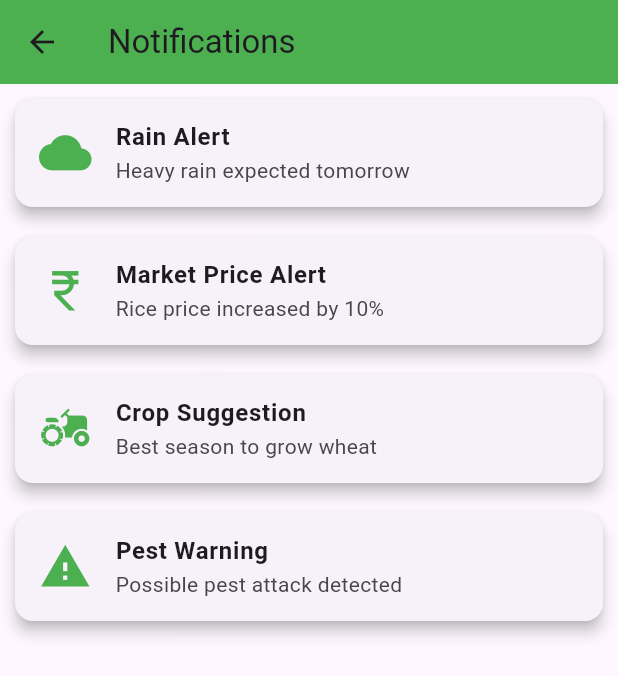
After one commit to Radhakumari718/Krishi-Mitra, a Flutter app: the FarmerDashboard screen opened directly, after a tap on the "notifications" icon, on a phone screen of 412 x 824 dp. The commit adds this screen. Shown: the top 676 px of the screen. Run offline on Flutter 3.47's test engine with Material 3 defaults, Android fonts, the phone set to English and light mode, and no system bars.

Commit message:
Added notification screen and updated dashboard

```diff
--- a/frontend/lib/screens/farmer_dashboard.dart
+++ b/frontend/lib/screens/farmer_dashboard.dart
@@ -5,6 +5,7 @@ import 'marketplace_screen.dart';
 import 'chatbot_screen.dart';
 import 'crop_recommendation_screen.dart';
 import 'profile_screen.dart';
+import 'notification_screen.dart';
 
 class FarmerDashboard extends StatelessWidget {
   const FarmerDashboard({super.key});
@@ -19,6 +20,24 @@ class FarmerDashboard extends StatelessWidget {
         backgroundColor: Colors.green,
 
         actions: [
+
+          IconButton(
+
+            icon: const Icon(Icons.notifications),
+
+            onPressed: () {
+
+              Navigator.push(
+                context,
+
+                MaterialPageRoute(
+                  builder: (context) =>
+                      const NotificationScreen(),
+                ),
+              );
+
+            },
+          ),
 
           IconButton(
 
--- /dev/null
+++ b/frontend/lib/screens/notification_screen.dart
@@ -0,0 +1,78 @@
+import 'package:flutter/material.dart';
+
+class NotificationScreen extends StatelessWidget {
+  const NotificationScreen({super.key});
+
+  @override
+  Widget build(BuildContext context) {
+
+    return Scaffold(
+
+      appBar: AppBar(
+        title: const Text("Notifications"),
+        backgroundColor: Colors.green,
+      ),
+
+      body: ListView(
+
+        children: [
+
+          notificationCard(
+            Icons.cloud,
+            "Rain Alert",
+            "Heavy rain expected tomorrow",
+          ),
+
+          notificationCard(
+            Icons.currency_rupee,
+            "Market Price Alert",
+            "Rice price increased by 10%",
+          ),
+
+          notificationCard(
+            Icons.agriculture,
+            "Crop Suggestion",
+            "Best season to grow wheat",
+          ),
+
+          notificationCard(
+            Icons.warning,
+            "Pest Warning",
+            "Possible pest attack detected",
+          ),
+
+        ],
+      ),
+    );
+  }
+
+  Widget notificationCard(
+    IconData icon,
+    String title,
+    String subtitle,
+  ) {
+
+    return Card(
+      elevation: 4,
+      margin: const EdgeInsets.all(10),
+
+      child: ListTile(
+
+        leading: Icon(
+          icon,
+          color: Colors.green,
+          size: 35,
+        ),
+
+        title: Text(
+          title,
+          style: const TextStyle(
+            fontWeight: FontWeight.bold,
+          ),
+        ),
+
+        subtitle: Text(subtitle),
+      ),
+    );
+  }
+}
```
